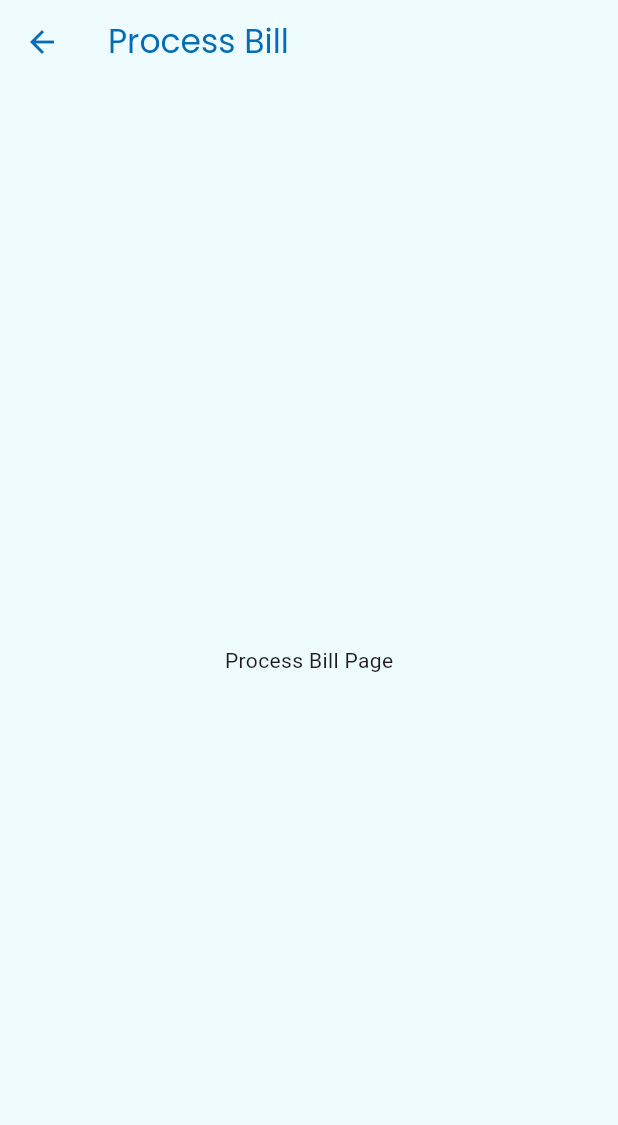
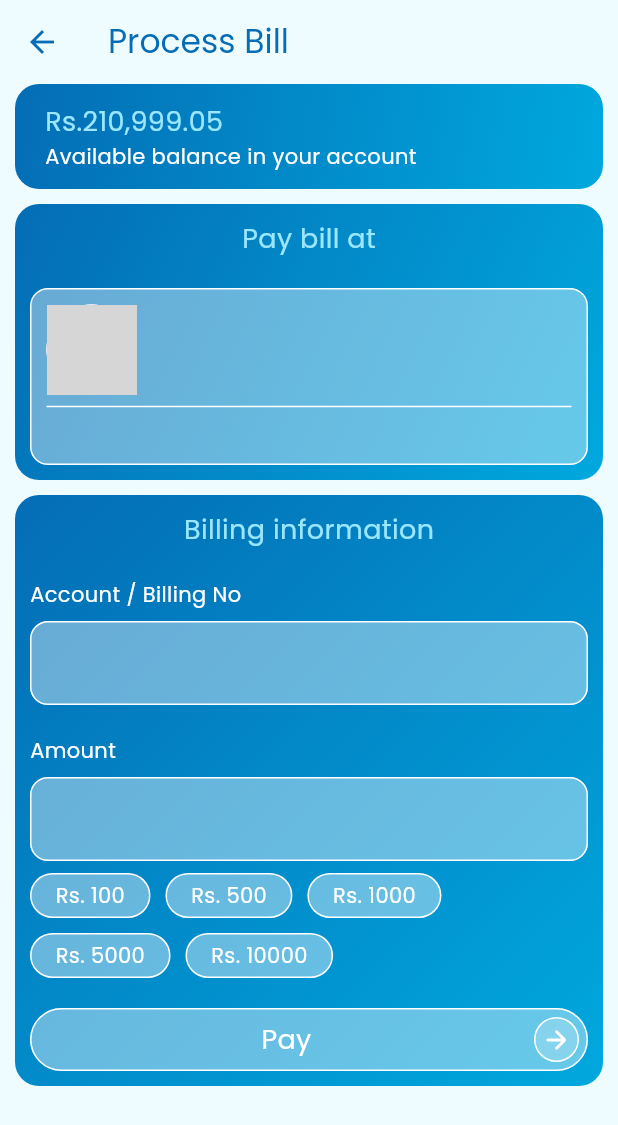
Before and after one commit to kasundularaam/money_wise, a Flutter app: the ProcessBillPage screen opened directly with empty values, on a phone screen of 412 x 824 dp. Shown: the top 1125 px of the screen. Run offline on Flutter 3.47's test engine with Material 3 defaults, Android fonts, the phone set to English and light mode, and no system bars; drawn by our look-alikes of toastification; our stand-ins replace auto_route, dartz, flutter_bloc, flutter_hooks, flutter_typeahead, freezed_annotation and 3 more; grey boxes are pictures that could not be loaded.

Commit message:
ProcessBillPage Done

```diff
--- a/lib/presentation/screens/pay_bills/widgets/calender.dart
+++ b/lib/presentation/screens/pay_bills/widgets/calender.dart
@@ -1,13 +1,17 @@
+// ignore_for_file: public_member_api_docs, sort_constructors_first
 import 'package:flutter/material.dart';
 import 'package:flutter_bloc/flutter_bloc.dart';
+
 import 'package:money_wise/application/calendar/calendar_cubit.dart';
 import 'package:money_wise/domain/calendar_item/calendar_item.dart';
 import 'package:money_wise/presentation/widgets/gradient_card.dart';
 import 'package:money_wise/presentation/widgets/text.dart';
 
 class Calender extends StatelessWidget {
+  final GlobalKey gridKey;
   const Calender({
     super.key,
+    required this.gridKey,
   });
 
   @override
@@ -17,7 +21,7 @@ class Calender extends StatelessWidget {
         return GradientCard(
           title: state.currentMonth,
           child: GridView.count(
-            key: key,
+            key: gridKey,
             shrinkWrap: true,
             crossAxisCount: 7,
             children: state.calenderItems
--- a/lib/presentation/screens/process_bill/process_bill_page.dart
+++ b/lib/presentation/screens/process_bill/process_bill_page.dart
@@ -1,6 +1,14 @@
 import 'package:auto_route/annotations.dart';
 import 'package:flutter/material.dart';
 import 'package:money_wise/domain/brand/brand.dart';
+import 'package:money_wise/presentation/widgets/amount_field_group.dart';
+import 'package:money_wise/presentation/widgets/brand_card.dart';
+import 'package:money_wise/presentation/widgets/available_balance_card.dart';
+import 'package:money_wise/presentation/widgets/button.dart';
+import 'package:money_wise/presentation/widgets/gradient_card.dart';
+import 'package:money_wise/presentation/widgets/space.dart';
+import 'package:money_wise/presentation/widgets/text.dart';
+import 'package:money_wise/presentation/widgets/text_input_field.dart';
 
 @RoutePage()
 class ProcessBillPage extends StatelessWidget {
@@ -14,8 +22,43 @@ class ProcessBillPage extends StatelessWidget {
       appBar: AppBar(
         title: const Text("Process Bill"),
       ),
-      body: const Center(
-        child: Text("Process Bill Page"),
+      body: SingleChildScrollView(
+        padding: const EdgeInsets.symmetric(horizontal: 10),
+        child: Column(
+          children: [
+            const AvailableBalanceCard(),
+            const VGap(gap: 10),
+            GradientCard(
+              title: "Pay bill at",
+              child: Column(
+                children: [
+                  const VGap(gap: 20),
+                  BrandCard(brand: brand),
+                ],
+              ),
+            ),
+            const VGap(gap: 10),
+            GradientCard(
+              title: "Billing information",
+              child: Column(
+                crossAxisAlignment: CrossAxisAlignment.start,
+                children: [
+                  const VGap(gap: 20),
+                  const TextRegular(
+                    "Account / Billing No",
+                    color: Colors.white,
+                  ),
+                  const VGap(),
+                  const TextInputField(keyboardType: TextInputType.number),
+                  const VGap(gap: 20),
+                  const AmountFieldGroup(),
+                  const VGap(gap: 20),
+                  GlassButton(text: "Pay", onPressed: () {})
+                ],
+              ),
+            ),
+          ],
+        ),
       ),
     );
   }
--- /dev/null
+++ b/lib/presentation/widgets/brand_card.dart
@@ -0,0 +1,50 @@
+import 'package:flutter/material.dart';
+import 'package:money_wise/domain/brand/brand.dart';
+import 'package:money_wise/presentation/widgets/light_box.dart';
+import 'package:money_wise/presentation/widgets/profile_avatar.dart';
+import 'package:money_wise/presentation/widgets/space.dart';
+import 'package:money_wise/presentation/widgets/text.dart';
+
+class BrandCard extends StatelessWidget {
+  final Brand brand;
+  final Function()? onPressed;
+
+  const BrandCard({
+    super.key,
+    required this.brand,
+    this.onPressed,
+  });
+  @override
+  Widget build(BuildContext context) {
+    return Material(
+      color: Colors.transparent,
+      child: InkWell(
+        onTap: onPressed,
+        borderRadius: BorderRadius.circular(12),
+        child: LightBox(
+            child: Column(
+          crossAxisAlignment: CrossAxisAlignment.start,
+          children: [
+            Row(
+              children: [
+                ProfileAvatar(imageUrl: brand.logo, radius: 30),
+                const HGap(gap: 10),
+                TextMedium(
+                  brand.name,
+                  color: Colors.white,
+                  bold: true,
+                )
+              ],
+            ),
+            const Divider(color: Colors.white),
+            TextRegular(
+              brand.description,
+              color: Colors.white,
+              thin: true,
+            ),
+          ],
+        )),
+      ),
+    );
+  }
+}
```
Also changed, not shown: lib/presentation/screens/pay_bills/pay_bills_page.dart (+13 -10 lines), lib/presentation/screens/pay_bills/widgets/brand_card.dart (deleted, +0 -53 lines).
